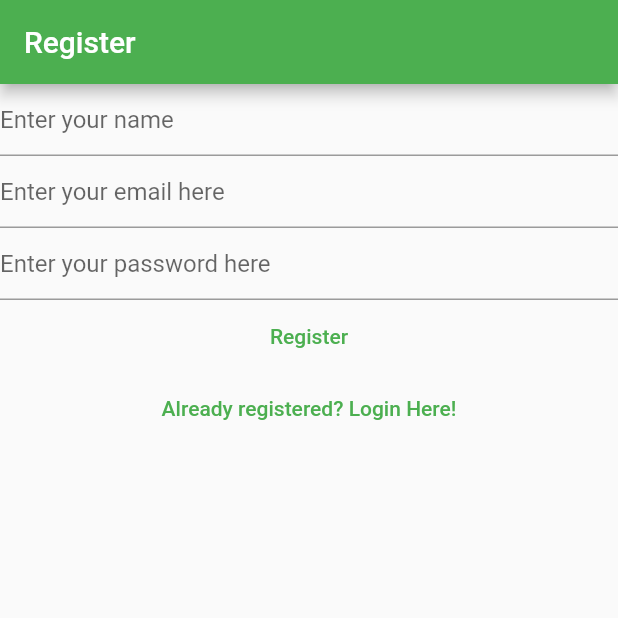
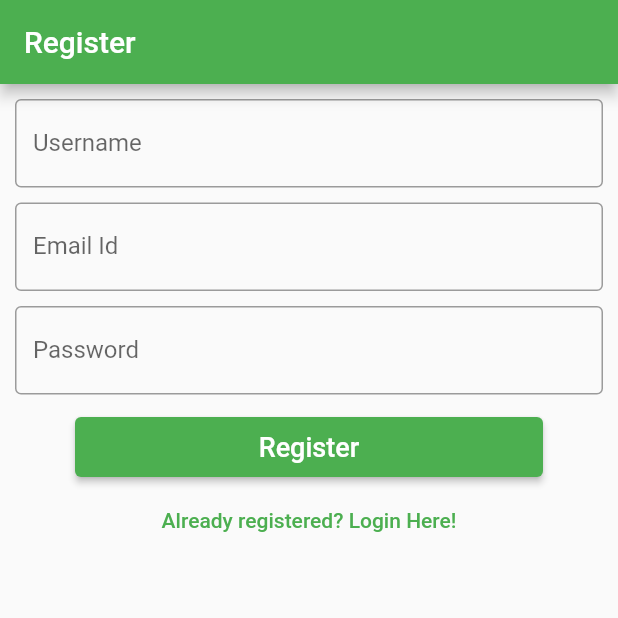
Before and after one commit to Swagnik02/todo, a Flutter app: the screen it shows after launch, after a tap on "Not registered yet ? Register Here!", on a phone screen of 412 x 824 dp, the top half of it. Run offline on Flutter 3.47's test engine with Material 2 defaults, Android fonts, the phone set to English and light mode, and no system bars; our stand-ins replace cloud_firestore, firebase_auth, firebase_core, fluttertoast, google_fonts; accounts and stored records are empty; network calls fail.

Commit message:
improved ui in Register view

```diff
--- a/lib/views/login_view.dart
+++ b/lib/views/login_view.dart
@@ -2,6 +2,7 @@
 
 import 'package:firebase_auth/firebase_auth.dart';
 import 'package:flutter/material.dart';
+import 'package:google_fonts/google_fonts.dart';
 import 'dart:developer' as devtools show log;
 import 'package:todo/constants/routes.dart';
 import '../utilities/show_error_dialogue.dart';
@@ -83,9 +84,9 @@ class _LoginViewState extends State<LoginView> {
                   }
                   return Theme.of(context).primaryColor;
                 })),
-                child: const Text(
+                child: Text(
                   'Login',
-                  // style: GoogleFonts.roboto(fontSize: 18),
+                  style: GoogleFonts.roboto(fontSize: 18),
                 ),
                 onPressed: () async {
                   final email = _email.text;
--- a/lib/views/register_view.dart
+++ b/lib/views/register_view.dart
@@ -1,15 +1,15 @@
+// ignore_for_file: use_build_context_synchronously
+
 import 'package:cloud_firestore/cloud_firestore.dart';
 import 'package:firebase_auth/firebase_auth.dart';
-import 'package:firebase_core/firebase_core.dart';
-// import 'package:firebase_core/firebase_core.dart';
 import 'package:flutter/material.dart';
+import 'package:google_fonts/google_fonts.dart';
 import 'dart:developer' as devtools show log;
 
 import 'package:todo/constants/routes.dart';
 
 import '../utilities/show_error_dialogue.dart';
 
-// import '../firebase_options.dart';
 
 class RegisterView extends StatefulWidget {
   const RegisterView({super.key});
@@ -45,7 +45,9 @@ class _RegisterViewState extends State<RegisterView> {
       appBar: AppBar(
         title: const Text('Register'),
       ),
-      body: Column(
+      body: Container(
+        padding: const EdgeInsets.all(10),
+        child: Column(
           children: [
             TextField(
               controller: _username,
@@ -54,8 +56,11 @@ class _RegisterViewState extends State<RegisterView> {
               keyboardType: TextInputType.name,
               decoration: const InputDecoration(
                 hintText: 'Enter your name',
+                labelText: 'Username',
+                border: OutlineInputBorder(),
               ),
             ),
+            const SizedBox(height: 10),
             TextField(
               controller: _email,
               enableSuggestions: false,
@@ -63,8 +68,11 @@ class _RegisterViewState extends State<RegisterView> {
               keyboardType: TextInputType.emailAddress,
               decoration: const InputDecoration(
                 hintText: 'Enter your email here',
+                labelText: 'Email Id',
+                border: OutlineInputBorder(),
               ),
             ),
+            const SizedBox(height: 10),
             TextField(
               controller: _password,
               obscureText: true,
@@ -72,9 +80,35 @@ class _RegisterViewState extends State<RegisterView> {
               autocorrect: false,
               decoration: const InputDecoration(
                 hintText: 'Enter your password here',
+                labelText: 'Password',
+                border: OutlineInputBorder(),
               ),
             ),
-          TextButton(
+            const SizedBox(height: 10),
+            Container(
+              padding: const EdgeInsets.only(
+                top: 5,
+                bottom: 5,
+                left: 40,
+                right: 40,
+              ),
+              width: double.infinity,
+              height: 50,
+              child: ElevatedButton(
+                style: ButtonStyle(backgroundColor:
+                    MaterialStateProperty.resolveWith<Color>(
+                        (Set<MaterialState> states) {
+                  if (states.contains(MaterialState.pressed)) {
+                    return const Color.fromARGB(255, 32, 132, 37);
+                  }
+                  return Theme.of(context).primaryColor;
+                })),
+                child: Text(
+                  'Register',
+                  style: GoogleFonts.roboto(
+                    fontSize: 18,
+                  ),
+                ),
                 onPressed: () async {
                   final username = _username.text;
                   final email = _email.text;
@@ -86,8 +120,8 @@ class _RegisterViewState extends State<RegisterView> {
                     return;
                   }
                   try {
-                final userCredential =
-                    await FirebaseAuth.instance.createUserWithEmailAndPassword(
+                    final userCredential = await FirebaseAuth.instance
+                        .createUserWithEmailAndPassword(
                       email: email,
                       password: password,
                     );
@@ -147,7 +181,7 @@ class _RegisterViewState extends State<RegisterView> {
                     await showErrorDialogue(context, e.toString());
                   }
                 },
-            child: const Text('Register'),
+              ),
             ),
             TextButton(
                 onPressed: () {
@@ -157,6 +191,7 @@ class _RegisterViewState extends State<RegisterView> {
                 child: const Text('Already registered? Login Here!'))
           ],
         ),
+      ),
     );
   }
 }
```
Lines whose indentation alone changed are shown as unchanged.
